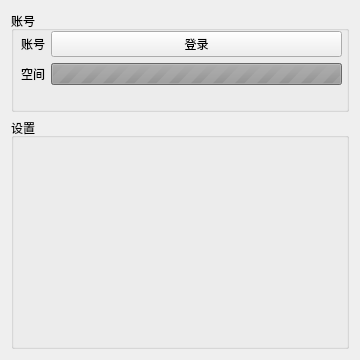
The window that resource/setting.ui (bysslord/iobox) describes before a commit, drawn with Qt 5.
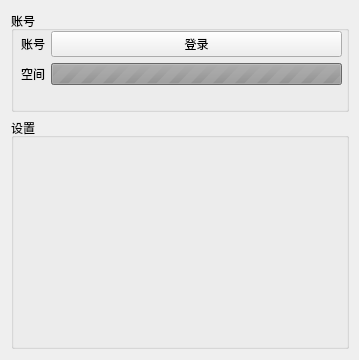
The same window after the commit. Icons and pictures are not drawn.

Commit message: add login box, add stylesheet

```diff
--- a/resource/setting.ui
+++ b/resource/setting.ui
@@ -6,12 +6,22 @@
    <rect>
     <x>0</x>
     <y>0</y>
-    <width>360</width>
+    <width>359</width>
     <height>360</height>
    </rect>
   </property>
   <property name="windowTitle">
-   <string>IoBoxSetting</string>
+   <string>设置</string>
+  </property>
+  <property name="windowIcon">
+   <iconset>
+    <normaloff>../logo.png</normaloff>../logo.png</iconset>
+  </property>
+  <property name="autoFillBackground">
+   <bool>false</bool>
+  </property>
+  <property name="styleSheet">
+   <string notr="true"/>
   </property>
   <widget class="QGroupBox" name="groupBoxAccount">
    <property name="geometry">
@@ -31,7 +41,7 @@
       <x>10</x>
       <y>20</y>
       <width>321</width>
-      <height>71</height>
+      <height>77</height>
      </rect>
     </property>
     <layout class="QFormLayout" name="formLayout">
```
Left out of the diff: 22 changed lines with no effect on the pictures. The commit also changes 1 other file.
